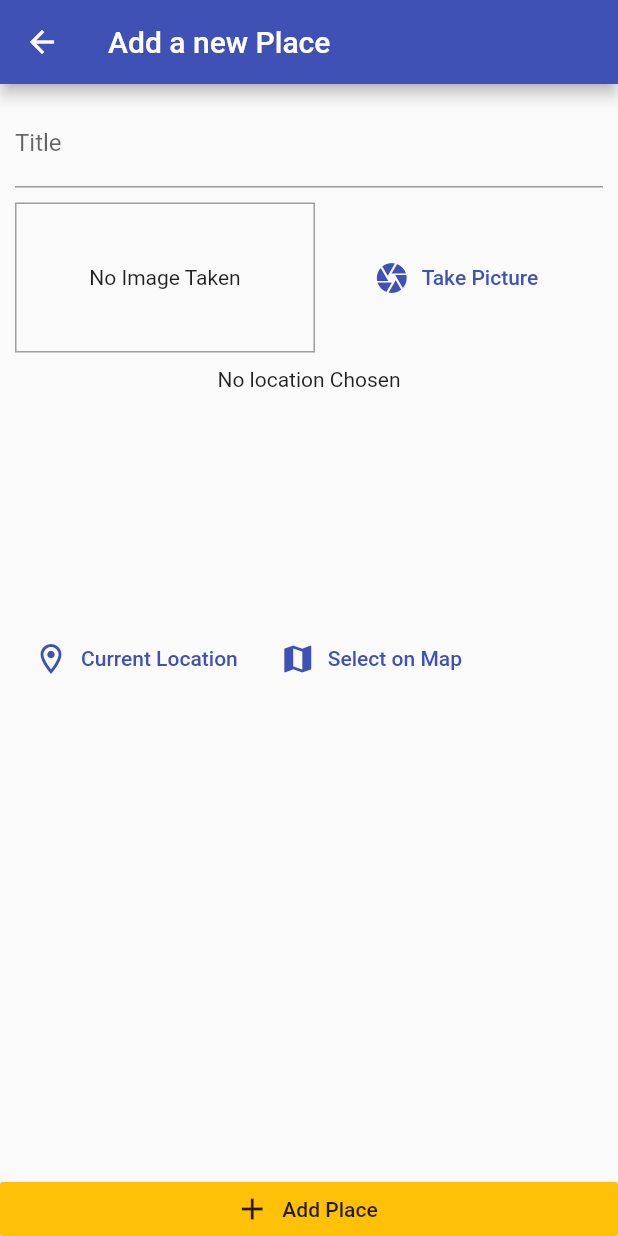
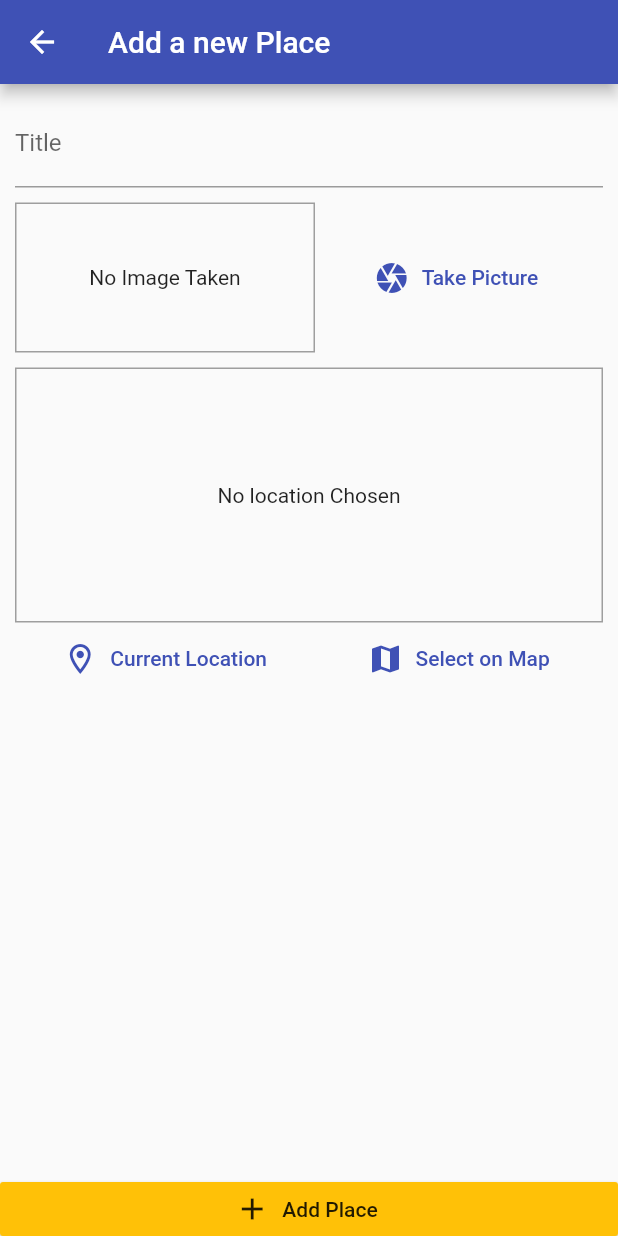
Before and after one commit to ShubhamJagtap404/Great-Places-App, a Flutter app: the AddPlacesScreen screen opened by its route, after a tap on "Current Location", on a phone screen of 412 x 824 dp. Run offline on Flutter 3.47's test engine with Material 2 defaults, Android fonts, the phone set to English and light mode, and no system bars; our stand-ins replace google_maps_flutter, image_picker, location, sqflite; accounts and stored records are empty.

Commit message:
Store the selected location on local database and show the address wrt lat-lng of location

```diff
--- a/lib/helpers/db_helper.dart
+++ b/lib/helpers/db_helper.dart
@@ -6,7 +6,7 @@ class DBHelper {
   static Future<Database> database() async{
     final dbPath = await sql.getDatabasesPath();
     return sql.openDatabase(path.join(dbPath , "places.db"), onCreate: (db, version) {
-      return db.execute('CREATE TABLE user_places(id TEXT PRIMARY KEY, title TEXT, image TEXT)');
+      return db.execute('CREATE TABLE user_places(id TEXT PRIMARY KEY, title TEXT, image TEXT, loc_lat REAL, loc_lng REAL, address TEXT)');
     }, version: 1 );
   }
 
--- a/lib/screens/add_place_screen.dart
+++ b/lib/screens/add_place_screen.dart
@@ -1,4 +1,6 @@
 import 'dart:io';
+
+import 'package:GreatPlaces/models/place.dart';
 
 import '../widgets/image_input.dart';
 import '../widgets/location_input.dart';
@@ -18,16 +20,21 @@ class AddPlacesScreen extends StatefulWidget {
 class _AddPlacesScreenState extends State<AddPlacesScreen> {
   final _titleController = TextEditingController();
   File _pickedImage;
+  PlaceLocation _pickedLocation;
 
   void _selectImage(File pickedImage){
     _pickedImage = pickedImage;
   }
 
+  void _selectPlace(double lat, double lng){
+    _pickedLocation = PlaceLocation(latitude: lat, longitude: lng);
+  }
+
   void _saveImage(){
-    if(_titleController.text.isEmpty || _pickedImage == null){
+    if(_titleController.text.isEmpty || _pickedImage == null || _pickedLocation == null){
       return;
     }
-    Provider.of<GreatPlaces>(context, listen: false).addPlace(_titleController.text, _pickedImage);
+    Provider.of<GreatPlaces>(context, listen: false).addPlace(_titleController.text, _pickedImage, _pickedLocation);
     Navigator.of(context).pop();
   }
 
@@ -55,7 +62,7 @@ class _AddPlacesScreenState extends State<AddPlacesScreen> {
                   ),
                   ImageInput(_selectImage),
                   SizedBox(height: 10,),
-                  LocationInput(),
+                  LocationInput(_selectPlace),
                 ],
               ),
             )),
--- a/lib/screens/places_list_screen.dart
+++ b/lib/screens/places_list_screen.dart
@@ -41,6 +41,7 @@ class PlacesListScreen extends StatelessWidget {
                                 FileImage(greatPlaces.items[i].image),
                           ),
                           title: Text(greatPlaces.items[i].title),
+                          subtitle: Text(greatPlaces.items[i].location.address),
                           onTap: () {
                             // To implement place_detials.
                           },
--- a/lib/widgets/location_input.dart
+++ b/lib/widgets/location_input.dart
@@ -1,4 +1,3 @@
-
 import 'package:google_maps_flutter/google_maps_flutter.dart';
 import 'package:flutter/material.dart';
 import 'package:location/location.dart';
@@ -6,7 +5,9 @@ import '../helpers/location_helper.dart';
 import '../screens/maps_screen.dart';
 
 class LocationInput extends StatefulWidget {
-  LocationInput({Key key}) : super(key: key);
+  final Function onSelectPlace;
+
+  LocationInput(this.onSelectPlace);
 
   @override
   _LocationInputState createState() => _LocationInputState();
@@ -15,13 +16,22 @@ class LocationInput extends StatefulWidget {
 class _LocationInputState extends State<LocationInput> {
   String _previewImageUrl;
 
-  Future<void> _getCurrentUserLocation() async {
-    final locData = await Location().getLocation();
+  void _showPreview(double lat, double lng) {
     final staticMapImageUrl = LocationHelper.generateLocationPreviewImage(
-        latitude: locData.latitude, longitude: locData.longitude);
+        latitude: lat, longitude: lng);
     setState(() {
       _previewImageUrl = staticMapImageUrl;
     });
+  }
+
+  Future<void> _getCurrentUserLocation() async {
+    try {
+      final locData = await Location().getLocation();
+      _showPreview(locData.latitude, locData.longitude);
+      widget.onSelectPlace(locData.latitude, locData.longitude);
+    } catch (error) {
+      return;
+    }
   }
 
   Future<void> _selectOnMap() async {
@@ -34,10 +44,11 @@ class _LocationInputState extends State<LocationInput> {
       ),
     );
 
-    if(selectedLocation == null){
+    if (selectedLocation == null) {
       return;
     }
-    print(selectedLocation.latitude);
+    _showPreview(selectedLocation.latitude, selectedLocation.longitude);
+    widget.onSelectPlace(selectedLocation.latitude, selectedLocation.longitude);
   }
 
   @override
@@ -47,6 +58,10 @@ class _LocationInputState extends State<LocationInput> {
         Container(
           height: 170,
           width: double.infinity,
+          alignment: Alignment.center,
+          decoration: BoxDecoration(
+            border: Border.all(width: 1, color: Colors.grey),
+          ),
           child: _previewImageUrl == null
               ? Text(
                   'No location Chosen',
@@ -59,6 +74,7 @@ class _LocationInputState extends State<LocationInput> {
                 ),
         ),
         Row(
+          mainAxisAlignment: MainAxisAlignment.spaceAround,
           children: [
             FlatButton.icon(
               icon: Icon(Icons.location_on_outlined),
--- a/pubspec.yaml
+++ b/pubspec.yaml
@@ -30,6 +30,7 @@ dependencies:
   sqflite: ^1.3.2+3
   location: ^3.2.4
   google_maps_flutter: ^1.2.0
+  http: ^0.12.2
 
 
   # The following adds the Cupertino Icons font to your application.
```
Also changed, not shown: lib/helpers/location_helper.dart (+11 -2 lines), lib/providers/great_places.dart (+28 -5 lines), pubspec.lock, 1 other file.
